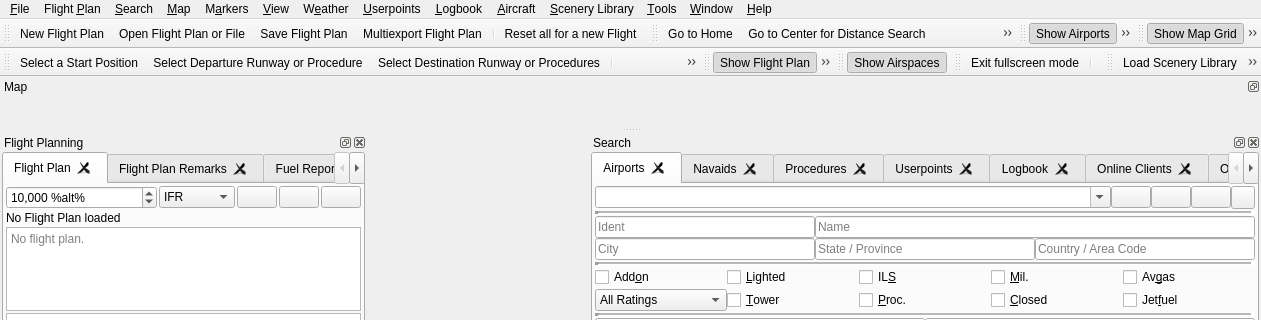
albar965/littlenavmap, file src/gui/mainwindow.ui: the form before one commit; both pictures show x 0 to 1261 and y 0 to 320 of the 1261 by 882 pixel window.
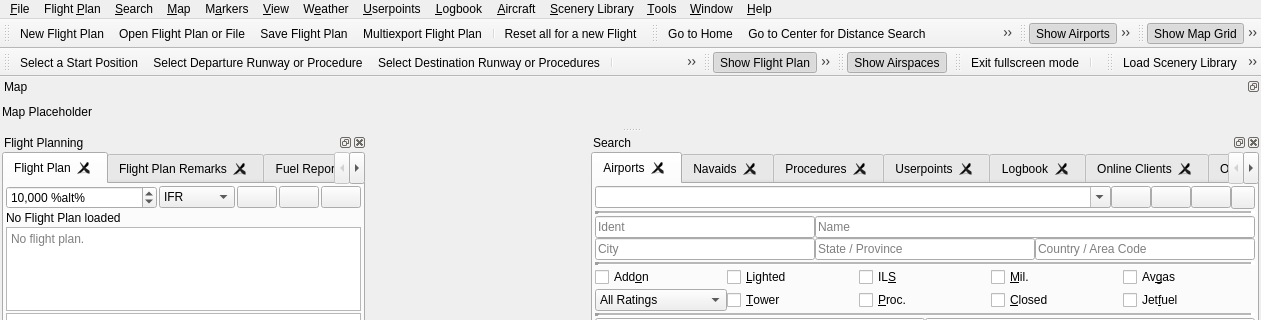
The form after the commit. Icons and pictures are not drawn.

Commit message:
Changed map window replacing central widget
Attempt to work around buggy Qt 6.

```diff
--- a/src/gui/mainwindow.ui
+++ b/src/gui/mainwindow.ui
@@ -6512,7 +6512,7 @@
   <widget class="QDockWidget" name="dockWidgetMap">
    <property name="minimumSize">
     <size>
-     <width>50</width>
+     <width>99</width>
      <height>50</height>
     </size>
    </property>
@@ -6540,9 +6540,9 @@
       <number>0</number>
      </property>
      <item>
-      <widget class="QWidget" name="widgetDummyMap" native="true">
-       <property name="toolTip">
-        <string>Delete the current airport search term from the list.</string>
+      <widget class="QLabel" name="labelMap">
+       <property name="text">
+        <string>Map Placeholder</string>
        </property>
       </widget>
      </item>
```
The commit also changes 4 other files.
